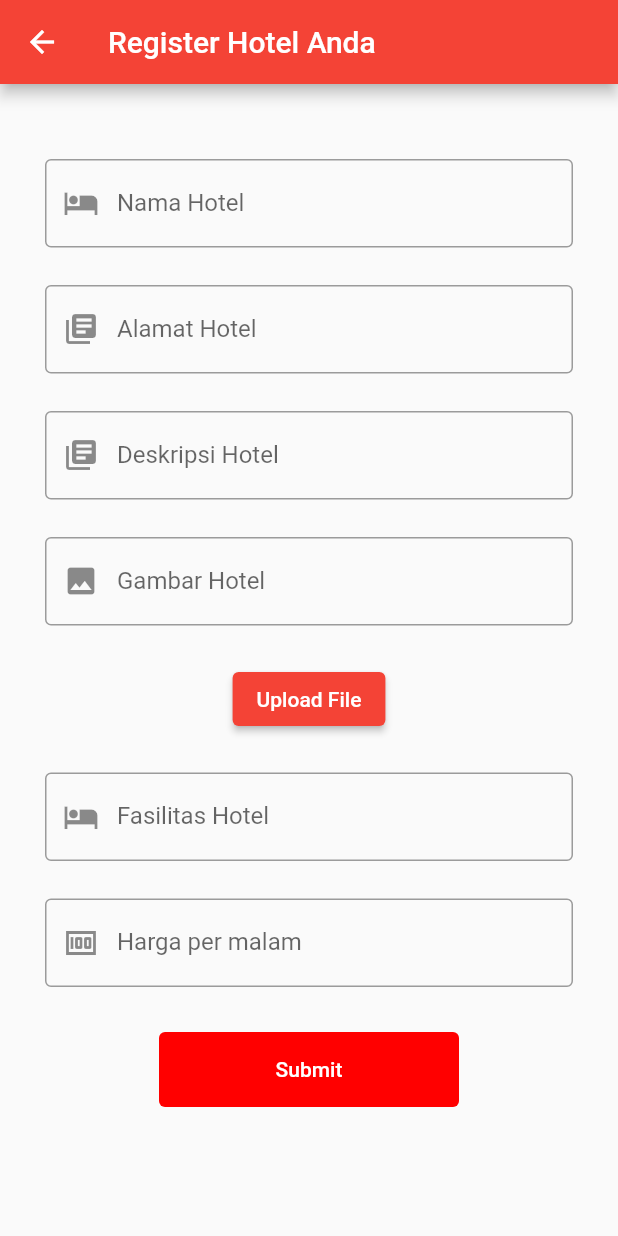
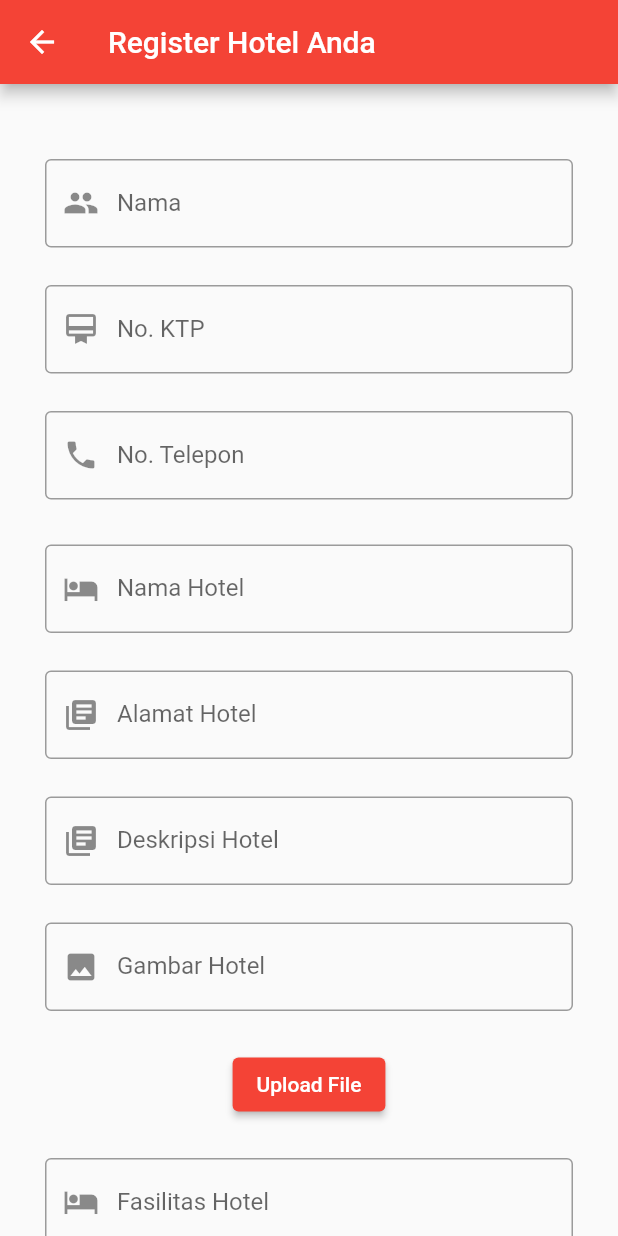
Before and after one commit to KaoriAnimu/Level-3-Project-FF, a Flutter app: the ownerHotel screen opened directly, on a phone screen of 412 x 824 dp. Run offline on Flutter 3.47's test engine with Material 2 defaults, Android fonts, the phone set to English and light mode, and no system bars; our stand-ins replace cloud_firestore, email_validator, file_picker, firebase_auth, firebase_core, firebase_storage and 3 more; accounts and stored records are empty.

Commit message:
update owner hotel

```diff
--- a/flutter_application_1/lib/SettingsPage/HotelForOwner/ownerHotel.dart
+++ b/flutter_application_1/lib/SettingsPage/HotelForOwner/ownerHotel.dart
@@ -1,5 +1,6 @@
 import 'dart:io';
 
+import 'package:email_validator/email_validator.dart';
 import 'package:file_picker/file_picker.dart';
 import 'package:firebase_auth/firebase_auth.dart';
 import 'package:firebase_storage/firebase_storage.dart';
@@ -46,6 +47,57 @@ class _ownerHotel extends State<ownerHotel> {
                 Padding(
                   padding: EdgeInsets.only(
                       left: 30.0, right: 30.0, top: 50, bottom: 0),
+                  child: TextFormField(
+                    controller: controller.nama,
+                    decoration: InputDecoration(
+                        border: OutlineInputBorder(),
+                        labelText: 'Nama',
+                        hintText: 'Masukkan Nama',
+                        prefixIcon: Icon(Icons.people)),
+                    validator: (value) {
+                      if (value == null || value.isEmpty) {
+                        return 'Silahkan isi nama anda';
+                      }
+                    },
+                  ),
+                ),
+                Padding(
+                  padding: EdgeInsets.only(
+                      left: 30.0, right: 30.0, top: 25, bottom: 0),
+                  child: TextFormField(
+                    controller: controller.ktp,
+                    decoration: InputDecoration(
+                        border: OutlineInputBorder(),
+                        labelText: 'No. KTP',
+                        hintText: 'Masukkan nomor ktp anda',
+                        prefixIcon: Icon(Icons.card_membership)),
+                    validator: (value) {
+                      if (value == null || value.isEmpty) {
+                        return 'Silahkan isi nomor ktp';
+                      }
+                    },
+                  ),
+                ),
+                Padding(
+                  padding: EdgeInsets.only(
+                      left: 30.0, right: 30.0, top: 25, bottom: 0),
+                  child: TextFormField(
+                    controller: controller.tlp,
+                    decoration: InputDecoration(
+                        border: OutlineInputBorder(),
+                        labelText: 'No. Telepon',
+                        hintText: 'Masukkan Nomor Telepon Anda',
+                        prefixIcon: Icon(Icons.phone)),
+                    validator: (value) {
+                      if (value == null || value.isEmpty) {
+                        return 'Silahkan isi nomor telepon anda';
+                      }
+                    },
+                  ),
+                ),
+                Padding(
+                  padding: EdgeInsets.only(
+                      left: 30.0, right: 30.0, top: 30, bottom: 0),
                   child: TextFormField(
                     controller: controller.nama,
                     decoration: InputDecoration(
@@ -215,17 +267,20 @@ class _ownerHotel extends State<ownerHotel> {
                               await uploadTask!.whenComplete(() {});
                           urlDownload = await snapshot.ref.getDownloadURL();
                           final data = ownerHotel_Model(
-                              nama: controller.nama.text.trim(),
-                              alamat: controller.alamat.text.trim(),
-                              fasilitas: controller.fasilitas.text.trim(),
-                              harga: controller.harga.text.trim(),
+                              nama: controller.nama.text,
+                              alamat: controller.alamat.text,
+                              fasilitas: controller.fasilitas.text,
+                              harga: controller.harga.text,
                               email: user.email!,
                               gambarUrl: urlDownload,
-                              deskripsi: controller.deskripsi.text.trim(),
-                              gambarNama: pickedFile!.name);
+                              deskripsi: controller.deskripsi.text,
+                              gambarNama: pickedFile!.name,
+                              approve: 'tidak',
+                              ktp: controller.ktp.text,
+                              tlp: controller.tlp.text);
                           ownerHotelController.instance
                               .createPesan(data, context);
-                          controller.nama.text = '';
+                          controller.nama.text;
                           controller.alamat.text = '';
                           controller.fasilitas.text = '';
                           controller.harga.text = '';
@@ -242,47 +297,3 @@ class _ownerHotel extends State<ownerHotel> {
         ));
   }
 }
-
-// showDialog(
-//                               context: context,
-//                               builder: (BuildContext context) {
-//                                 return AlertDialog(
-//                                   title: Text("Success"),
-//                                   content:
-//                                       Text("Hotel anda berhasil ditambahkan"),
-//                                   actions: [
-//                                     ElevatedButton(
-//                                         onPressed: () {
-//                                           Navigator.of(context).pop();
-//                                           showDialog(
-//                                               context: context,
-//                                               builder: (BuildContext context) {
-//                                                 return AlertDialog(
-//                                                   content: Text(
-//                                                       "Apakah anda ingin megelola hotel anda?"),
-//                                                   actions: [
-//                                                     ElevatedButton(
-//                                                         onPressed: () {
-//                                                           Navigator.push(
-//                                                             context,
-//                                                             MaterialPageRoute(
-//                                                                 builder:
-//                                                                     (context) =>
-//                                                                         listOwnerHotel()),
-//                                                           );
-//                                                         },
-//                                                         child: Text('Ya')),
-//                                                     ElevatedButton(
-//                                                         onPressed: () {
-//                                                           Navigator.of(context)
-//                                                               .pop();
-//                                                         },
-//                                                         child: Text('Tidak'))
-//                                                   ],
-//                                                 );
-//                                               });
-//                                         },
-//                                         child: Text('Ok'))
-//                                   ],
-//                                 );
-//                               });
--- a/flutter_application_1/lib/controller/ownerHotel_controller.dart
+++ b/flutter_application_1/lib/controller/ownerHotel_controller.dart
@@ -1,4 +1,3 @@
-import 'package:cloud_firestore/cloud_firestore.dart';
 import 'package:firebase_auth/firebase_auth.dart';
 import 'package:flutter_application_1/model/bookmark_model.dart';
 import 'package:flutter_application_1/model/ownerHotel_model.dart';
@@ -6,8 +5,6 @@ import 'package:flutter_application_1/repository/bookmark_repository.dart';
 import 'package:flutter_application_1/repository/ownerHotel_repository.dart';
 import 'package:get/get.dart';
 import 'package:flutter/material.dart';
-
-import '../SettingsPage/HotelForOwner/listHotelOwner.dart';
 
 class ownerHotelController extends GetxController {
   static ownerHotelController get instance => Get.find();
@@ -19,6 +16,9 @@ class ownerHotelController extends GetxController {
   final email = TextEditingController();
   final gambar = TextEditingController();
   final deskripsi = TextEditingController();
+  final approve = TextEditingController();
+  final ktp = TextEditingController();
+  final tlp = TextEditingController();
 
   final namaEdit = TextEditingController();
   final alamatEdit = TextEditingController();
--- a/flutter_application_1/lib/model/ownerHotel_model.dart
+++ b/flutter_application_1/lib/model/ownerHotel_model.dart
@@ -1,6 +1,9 @@
 class ownerHotel_Model {
   final String? id;
   final String nama;
+  final String approve;
+  final String ktp;
+  final String tlp;
   final String alamat;
   final String deskripsi;
   final String fasilitas;
@@ -13,6 +16,9 @@ class ownerHotel_Model {
       {this.id,
       required this.nama,
       required this.alamat,
+      required this.approve,
+      required this.ktp,
+      required this.tlp,
       required this.fasilitas,
       required this.harga,
       required this.email,
@@ -28,7 +34,10 @@ class ownerHotel_Model {
       "email": email,
       "gambar": gambarUrl,
       "deskripsi": deskripsi,
-      "gambarNama": gambarNama
+      "gambarNama": gambarNama,
+      "approve": approve,
+      "ktp": ktp,
+      "tlp": tlp
     };
   }
 }
--- a/flutter_application_1/lib/navbar/halamanDepan.dart
+++ b/flutter_application_1/lib/navbar/halamanDepan.dart
@@ -31,6 +31,7 @@ class _halamanDepan extends State<halamanDepan> {
         .collection(
           'Hotel',
         )
+        .where('approve', isNotEqualTo: 'no')
         .snapshots();
     return Scaffold(
         appBar: AppBar(
--- a/flutter_application_1/lib/repository/user_repository.dart
+++ b/flutter_application_1/lib/repository/user_repository.dart
@@ -1,4 +1,5 @@
 import 'package:cloud_firestore/cloud_firestore.dart';
+import 'package:flutter_application_1/SettingsPage/HotelForOwner/ownerHotel.dart';
 import 'package:get/get.dart';
 import 'package:flutter_application_1/model/user_model.dart';
 
@@ -12,7 +13,7 @@ class UserRepository extends GetxController {
         .collection("Users")
         .add(user.toJson())
         .whenComplete(
-            () => Get.snackbar("Success", "You account has been created."))
+            () => Get.snackbar("Success", "You account has been sended."))
         .catchError((error, StackTrace) {
       Get.snackbar("Error", "Something went wrong. Try again");
     });
```
Also changed, not shown: flutter_application_1/lib/SettingsPage/HotelForOwner/editHotel.dart (+11 -11 lines), flutter_application_1/lib/controller/register_controller.dart (+27 -0 lines).
